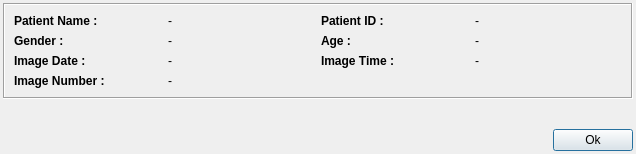
The window that starviewer/src/core/qdicomdumpbase.ui (starviewer-medical/starviewer) describes before a commit, drawn with Qt 5.
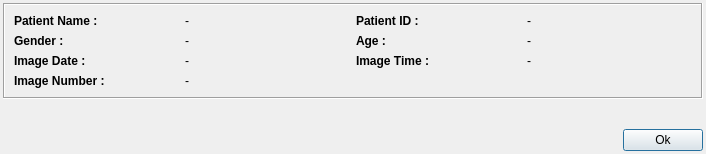
The same window after the commit. Icons and pictures are not drawn. Custom widgets are drawn as their Qt base class.

Commit message: ENH:Millorat layouts, per una correcta visualitzacio

Diff of the .ui file:
```diff
--- a/starviewer/src/core/qdicomdumpbase.ui
+++ b/starviewer/src/core/qdicomdumpbase.ui
@@ -5,7 +5,7 @@
    <rect>
     <x>0</x>
     <y>0</y>
-    <width>100</width>
+    <width>706</width>
     <height>100</height>
    </rect>
   </property>
@@ -25,7 +25,7 @@
   </property>
   <property name="maximumSize" >
    <size>
-    <width>100</width>
+    <width>16777215</width>
     <height>100</height>
    </size>
   </property>
@@ -44,9 +44,17 @@
    </property>
    <item>
     <widget class="QFrame" name="Frame" >
+     <property name="sizePolicy" >
+      <sizepolicy>
+       <hsizetype>5</hsizetype>
+       <vsizetype>5</vsizetype>
+       <horstretch>0</horstretch>
+       <verstretch>0</verstretch>
+      </sizepolicy>
+     </property>
      <property name="minimumSize" >
       <size>
-       <width>630</width>
+       <width>700</width>
        <height>0</height>
       </size>
      </property>
@@ -56,6 +64,12 @@
      <property name="frameShadow" >
       <enum>QFrame::Sunken</enum>
      </property>
+     <property name="lineWidth" >
+      <number>1</number>
+     </property>
+     <property name="midLineWidth" >
+      <number>0</number>
+     </property>
      <layout class="QGridLayout" >
       <property name="margin" >
        <number>9</number>
@@ -266,18 +280,6 @@
   </layout>
  </widget>
  <customwidgets>
-  <customwidget>
-   <class>QDicomDumpCTWidget</class>
-   <extends>QWidget</extends>
-   <header>qdicomdumpctwidget.h</header>
-   <container>1</container>
-  </customwidget>
-  <customwidget>
-   <class>udg::QDicomDumpMRWidget</class>
-   <extends>QWidget</extends>
-   <header>qdicomdumpmrwidget.h</header>
-   <container>1</container>
-  </customwidget>
   <customwidget>
    <class>QDicomDumpCTLocalizerWidget</class>
    <extends>QWidget</extends>
@@ -290,6 +292,18 @@
    <header>qdicomdumpcthelixwidget.h</header>
    <container>1</container>
   </customwidget>
+  <customwidget>
+   <class>QDicomDumpCTWidget</class>
+   <extends>QWidget</extends>
+   <header>qdicomdumpctwidget.h</header>
+   <container>1</container>
+  </customwidget>
+  <customwidget>
+   <class>udg::QDicomDumpMRWidget</class>
+   <extends>QWidget</extends>
+   <header>qdicomdumpmrwidget.h</header>
+   <container>1</container>
+  </customwidget>
  </customwidgets>
  <resources>
   <include location="../main/main.qrc" />
```
Left out of the diff: 50 changed lines with no effect on the pictures. The commit also changes 4 other files.
